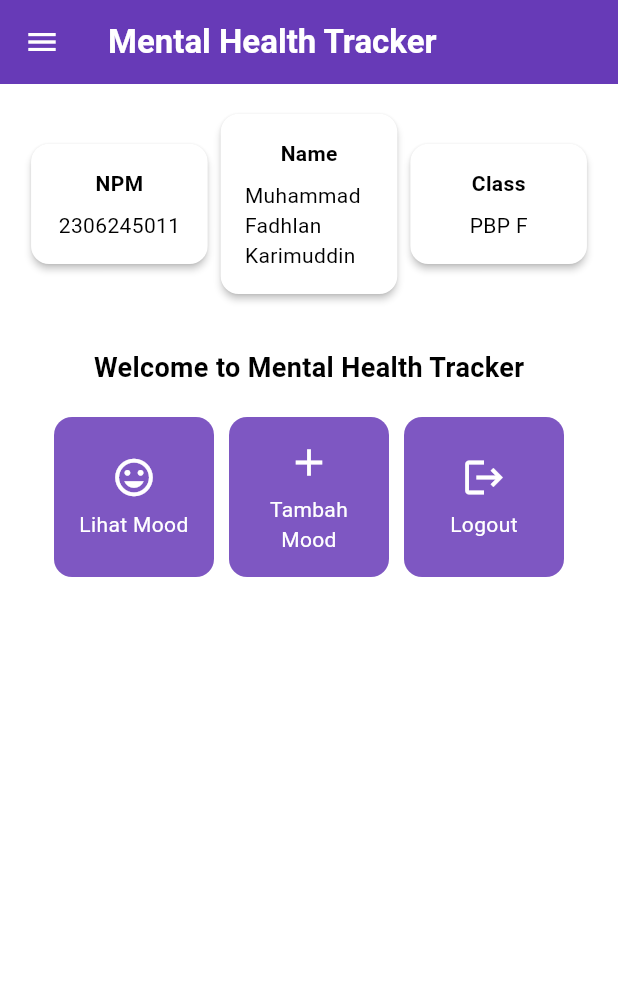
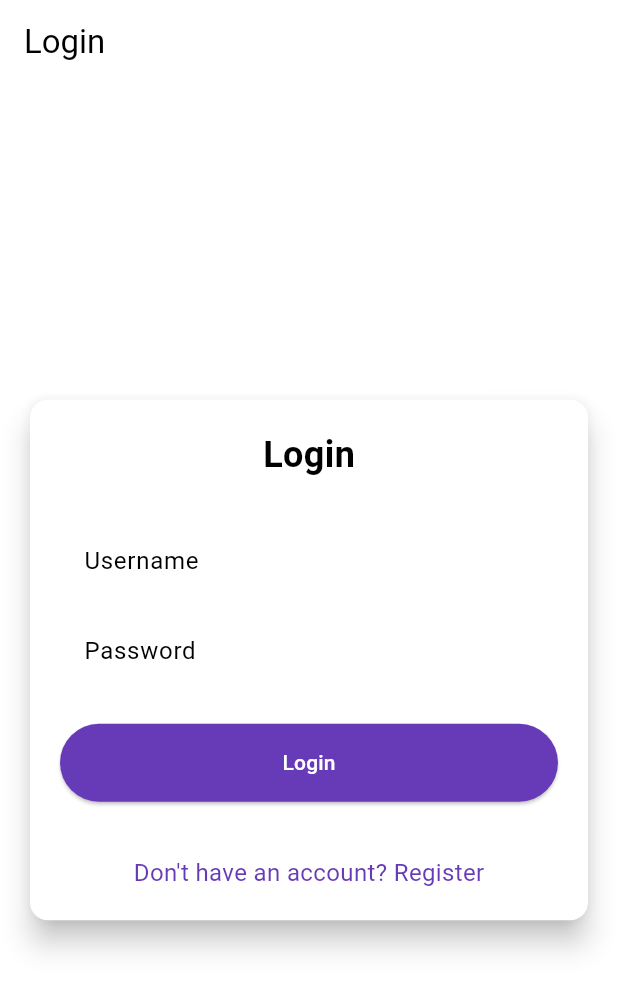
Before and after one commit to poemich/mental-health-tracker-mobile, a Flutter app: the screen it shows after launch, on a phone screen of 412 x 824 dp. Shown: the top 991 px of the screen. Run offline on Flutter 3.47's test engine with Material 3 defaults, Android fonts, the phone set to English and light mode, and no system bars; missing offline and left inert: pbp_django_auth.

Commit message:
tutorial 8 selesai

```diff
--- a/lib/main.dart
+++ b/lib/main.dart
@@ -1,5 +1,8 @@
 import 'package:flutter/material.dart';
+import 'package:mental_health_tracker/screens/login.dart';
 import 'package:mental_health_tracker/screens/menu.dart'; // Adjusted import path
+import 'package:pbp_django_auth/pbp_django_auth.dart';
+import 'package:provider/provider.dart';
 
 void main() {
   runApp(const MyApp());
@@ -10,15 +13,21 @@ class MyApp extends StatelessWidget {
 
   @override
   Widget build(BuildContext context) {
-    return MaterialApp(
-      title: 'Flutter Demo',
-      theme: ThemeData(
-        colorScheme: ColorScheme.fromSwatch(
-          primarySwatch: Colors.deepPurple,
-        ).copyWith(secondary: Colors.deepPurple[400]),
-        useMaterial3: true,
+    return Provider(
+      create: (_) {
+        CookieRequest request = CookieRequest();
+        return request;
+      },
+      child: MaterialApp(
+        title: 'Mental Health Tracker',
+        theme: ThemeData(
+          useMaterial3: true,
+          colorScheme: ColorScheme.fromSwatch(
+            primarySwatch: Colors.deepPurple,
+          ).copyWith(secondary: Colors.deepPurple[400]),
+        ),
+        home: const LoginPage(),
       ),
-      home: MyHomePage(), // Ensure this points to the correct class
     );
   }
 }
--- /dev/null
+++ b/lib/screens/login.dart
@@ -0,0 +1,177 @@
+import 'package:mental_health_tracker/screens/menu.dart';
+import 'package:flutter/material.dart';
+import 'package:pbp_django_auth/pbp_django_auth.dart';
+import 'package:provider/provider.dart';
+import 'package:mental_health_tracker/screens/register.dart';
+
+void main() {
+  runApp(const LoginApp());
+}
+
+class LoginApp extends StatelessWidget {
+  const LoginApp({super.key});
+
+  @override
+  Widget build(BuildContext context) {
+    return MaterialApp(
+      title: 'Login',
+      theme: ThemeData(
+        useMaterial3: true,
+        colorScheme: ColorScheme.fromSwatch(
+          primarySwatch: Colors.deepPurple,
+        ).copyWith(secondary: Colors.deepPurple[400]),
+      ),
+      home: const LoginPage(),
+    );
+  }
+}
+
+class LoginPage extends StatefulWidget {
+  const LoginPage({super.key});
+
+  @override
+  State<LoginPage> createState() => _LoginPageState();
+}
+
+class _LoginPageState extends State<LoginPage> {
+  final TextEditingController _usernameController = TextEditingController();
+  final TextEditingController _passwordController = TextEditingController();
+
+  @override
+  Widget build(BuildContext context) {
+    final request = context.watch<CookieRequest>();
+
+    return Scaffold(
+      appBar: AppBar(
+        title: const Text('Login'),
+      ),
+      body: Center(
+        child: SingleChildScrollView(
+          padding: const EdgeInsets.all(16.0),
+          child: Card(
+            elevation: 8,
+            shape: RoundedRectangleBorder(
+              borderRadius: BorderRadius.circular(12.0),
+            ),
+            child: Padding(
+              padding: const EdgeInsets.all(20.0),
+              child: Column(
+                mainAxisSize: MainAxisSize.min,
+                children: [
+                  const Text(
+                    'Login',
+                    style: TextStyle(
+                      fontSize: 24.0,
+                      fontWeight: FontWeight.bold,
+                    ),
+                  ),
+                  const SizedBox(height: 30.0),
+                  TextField(
+                    controller: _usernameController,
+                    decoration: const InputDecoration(
+                      labelText: 'Username',
+                      hintText: 'Enter your username',
+                      border: OutlineInputBorder(
+                        borderRadius: BorderRadius.all(Radius.circular(12.0)),
+                      ),
+                      contentPadding:
+                          EdgeInsets.symmetric(horizontal: 12.0, vertical: 8.0),
+                    ),
+                  ),
+                  const SizedBox(height: 12.0),
+                  TextField(
+                    controller: _passwordController,
+                    decoration: const InputDecoration(
+                      labelText: 'Password',
+                      hintText: 'Enter your password',
+                      border: OutlineInputBorder(
+                        borderRadius: BorderRadius.all(Radius.circular(12.0)),
+                      ),
+                      contentPadding:
+                          EdgeInsets.symmetric(horizontal: 12.0, vertical: 8.0),
+                    ),
+                    obscureText: true,
+                  ),
+                  const SizedBox(height: 24.0),
+                  ElevatedButton(
+                    onPressed: () async {
+                      String username = _usernameController.text;
+                      String password = _passwordController.text;
+
+                      final response = await request.login(
+                          "http://10.0.2.2:8000/auth/login/", {
+                        'username': username,
+                        'password': password,
+                      });
+
+                      if (request.loggedIn) {
+                        String message = response['message'];
+                        String uname = response['username'];
+                        if (context.mounted) {
+                          Navigator.pushReplacement(
+                            context,
+                            MaterialPageRoute(
+                                builder: (context) => MyHomePage()),
+                          );
+                          ScaffoldMessenger.of(context)
+                            ..hideCurrentSnackBar()
+                            ..showSnackBar(
+                              SnackBar(
+                                  content:
+                                      Text("$message Selamat datang, $uname.")),
+                            );
+                        }
+                      } else {
+                        if (context.mounted) {
+                          showDialog(
+                            context: context,
+                            builder: (context) => AlertDialog(
+                              title: const Text('Login Gagal'),
+                              content: Text(response['message']),
+                              actions: [
+                                TextButton(
+                                  child: const Text('OK'),
+                                  onPressed: () {
+                                    Navigator.pop(context);
+                                  },
+                                ),
+                              ],
+                            ),
+                          );
+                        }
+                      }
+                    },
+                    style: ElevatedButton.styleFrom(
+                      foregroundColor: Colors.white,
+                      minimumSize: Size(double.infinity, 50),
+                      backgroundColor: Theme.of(context).colorScheme.primary,
+                      padding: const EdgeInsets.symmetric(vertical: 16.0),
+                    ),
+                    child: const Text('Login'),
+                  ),
+                  const SizedBox(height: 36.0),
+                  GestureDetector(
+                    onTap: () {
+                      Navigator.push(
+                        context,
+                        MaterialPageRoute(
+                            builder: (context) => const RegisterPage()),
+                      );
+                    },
+                    child: Text(
+                      'Don\'t have an account? Register',
+                      style: TextStyle(
+                        color: Theme.of(context).colorScheme.primary,
+                        fontSize: 16.0,
+                      ),
+                    ),
+                  ),
+                ],
+              ),
+            ),
+          ),
+        ),
+      ),
+    );
+  }
+}
--- a/pubspec.yaml
+++ b/pubspec.yaml
@@ -35,6 +35,9 @@ dependencies:
   # The following adds the Cupertino Icons font to your application.
   # Use with the CupertinoIcons class for iOS style icons.
   cupertino_icons: ^1.0.8
+  provider: ^6.1.2
+  pbp_django_auth: ^0.4.0
+  http: ^1.2.2
 
 dev_dependencies:
   flutter_test:
@@ -45,7 +48,7 @@ dev_dependencies:
   # activated in the `analysis_options.yaml` file located at the root of your
   # package. See that file for information about deactivating specific lint
   # rules and activating additional ones.
-  flutter_lints: ^4.0.0
+  flutter_lints: ^5.0.0
 
 # For information on the generic Dart part of this file, see the
 # following page: https://dart.dev/tools/pub/pubspec
```
Also changed, not shown: lib/models/mood_entry.dart (added, +65 -0 lines), lib/screens/list_moodentry.dart (added, +90 -0 lines), lib/screens/moodentry_form.dart (+34 -28 lines), lib/screens/register.dart (added, +174 -0 lines), lib/widgets/left_drawer.dart (+12 -0 lines), lib/widgets/mood_card.dart (+37 -3 lines), pubspec.lock, 2 other files.
